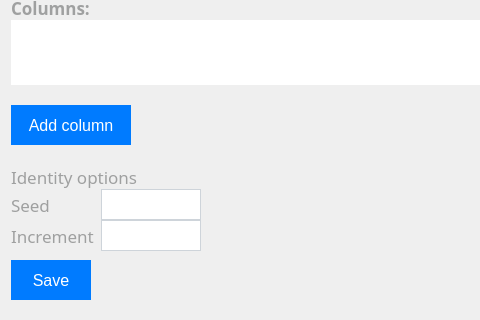
The window that NBAdmin/ModifyTableTab.ui (gitnitrosbase/QtAdmin) describes before a commit, drawn with Qt 5; both pictures show x 0 to 480 and y 135 to 455 of the 804 by 455 pixel window.
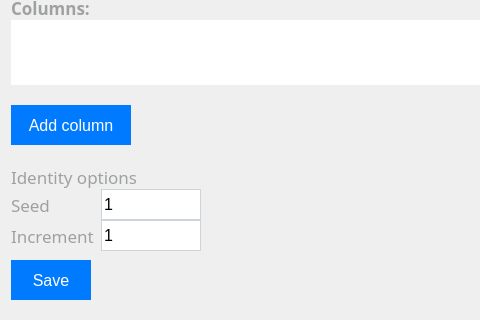
The same window after the commit. Icons and pictures are not drawn.

What changed in the file:
```diff
--- a/NBAdmin/ModifyTableTab.ui
+++ b/NBAdmin/ModifyTableTab.ui
@@ -137,6 +137,9 @@
 }
 </string>
        </property>
+       <property name="text">
+        <string>1</string>
+       </property>
       </widget>
      </item>
      <item row="1" column="0">
@@ -185,7 +188,6 @@
         <font>
          <family>Segoe UI</family>
          <pointsize>12</pointsize>
-         <weight>50</weight>
          <bold>false</bold>
         </font>
        </property>
@@ -194,6 +196,9 @@
 	border: 1px solid #ced4da;
 }</string>
        </property>
+       <property name="text">
+        <string>1</string>
+       </property>
       </widget>
      </item>
     </layout>
```
Left out of the diff: 4 changed lines with no effect on the pictures.
